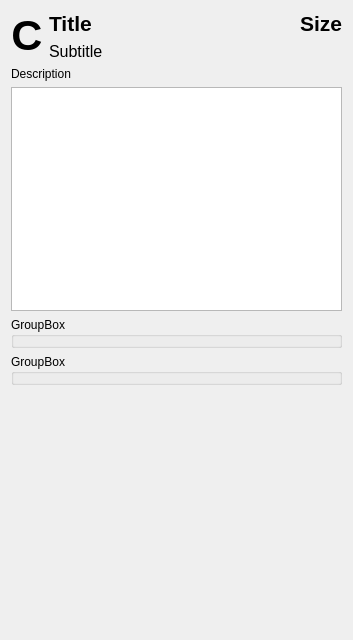
First picture: the form in src/ui/InfoDisplay.ui, repository danielhsu021202/PythonCBAS, before the edit.
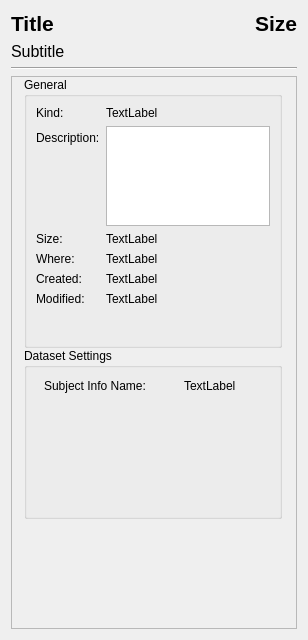
Second picture: the form after the edit.

Diff of the .ui file:
```diff
--- a/src/ui/InfoDisplay.ui
+++ b/src/ui/InfoDisplay.ui
@@ -6,44 +6,14 @@
    <rect>
     <x>0</x>
     <y>0</y>
-    <width>353</width>
+    <width>308</width>
     <height>640</height>
    </rect>
   </property>
   <property name="windowTitle">
    <string>Form</string>
   </property>
-  <layout class="QVBoxLayout" name="verticalLayout_3">
-   <item>
-    <layout class="QHBoxLayout" name="horizontalLayout_2">
-     <item alignment="Qt::AlignHCenter|Qt::AlignVCenter">
-      <widget class="QLabel" name="typeIndicatorLabel">
-       <property name="sizePolicy">
-        <sizepolicy hsizetype="Preferred" vsizetype="Preferred">
-         <horstretch>0</horstretch>
-         <verstretch>0</verstretch>
-        </sizepolicy>
-       </property>
-       <property name="minimumSize">
-        <size>
-         <width>25</width>
-         <height>0</height>
-        </size>
-       </property>
-       <property name="font">
-        <font>
-         <pointsize>32</pointsize>
-         <bold>true</bold>
-        </font>
-       </property>
-       <property name="text">
-        <string>C</string>
-       </property>
-       <property name="alignment">
-        <set>Qt::AlignCenter</set>
-       </property>
-      </widget>
-     </item>
+  <layout class="QVBoxLayout" name="verticalLayout_2">
      <item>
       <layout class="QVBoxLayout" name="verticalLayout">
        <item>
@@ -104,48 +74,197 @@
        </item>
       </layout>
      </item>
-    </layout>
-   </item>
    <item>
-    <layout class="QVBoxLayout" name="verticalLayout_2">
-     <item>
-      <widget class="QLabel" name="label_4">
-       <property name="text">
-        <string>Description</string>
+    <widget class="Line" name="line">
+     <property name="orientation">
+      <enum>Qt::Horizontal</enum>
        </property>
       </widget>
      </item>
      <item>
-      <widget class="QTextBrowser" name="descriptionTextBrowser"/>
-     </item>
-    </layout>
-   </item>
-   <item>
+    <widget class="QScrollArea" name="scrollArea">
+     <property name="widgetResizable">
+      <bool>true</bool>
+     </property>
+     <widget class="QWidget" name="scrollAreaWidgetContents">
+      <property name="geometry">
+       <rect>
+        <x>0</x>
+        <y>0</y>
+        <width>282</width>
+        <height>540</height>
+       </rect>
+      </property>
     <widget class="QGroupBox" name="groupBox">
+       <property name="geometry">
+        <rect>
+         <x>12</x>
+         <y>0</y>
+         <width>258</width>
+         <height>271</height>
+        </rect>
+       </property>
+       <property name="maximumSize">
+        <size>
+         <width>400</width>
+         <height>16777215</height>
+        </size>
+       </property>
      <property name="title">
-      <string>GroupBox</string>
-     </property>
-    </widget>
-   </item>
-   <item>
+        <string>General</string>
+       </property>
+       <layout class="QFormLayout" name="formLayout">
+        <item row="0" column="0">
+         <widget class="QLabel" name="label_2">
+          <property name="text">
+           <string>Kind:</string>
+          </property>
+         </widget>
+        </item>
+        <item row="0" column="1">
+         <widget class="QLabel" name="general_kindLabel">
+          <property name="text">
+           <string>TextLabel</string>
+          </property>
+         </widget>
+        </item>
+        <item row="1" column="0">
+         <widget class="QLabel" name="label">
+          <property name="text">
+           <string>Description:</string>
+          </property>
+         </widget>
+        </item>
+        <item row="1" column="1">
+         <widget class="QTextBrowser" name="descriptionTextBrowser">
+          <property name="sizePolicy">
+           <sizepolicy hsizetype="Expanding" vsizetype="Maximum">
+            <horstretch>0</horstretch>
+            <verstretch>0</verstretch>
+           </sizepolicy>
+          </property>
+          <property name="minimumSize">
+           <size>
+            <width>0</width>
+            <height>50</height>
+           </size>
+          </property>
+          <property name="maximumSize">
+           <size>
+            <width>16777215</width>
+            <height>100</height>
+           </size>
+          </property>
+         </widget>
+        </item>
+        <item row="2" column="0">
+         <widget class="QLabel" name="label_4">
+          <property name="text">
+           <string>Size:</string>
+          </property>
+         </widget>
+        </item>
+        <item row="2" column="1">
+         <widget class="QLabel" name="general_sizeLabel">
+          <property name="text">
+           <string>TextLabel</string>
+          </property>
+         </widget>
+        </item>
+        <item row="3" column="0">
+         <widget class="QLabel" name="label_6">
+          <property name="text">
+           <string>Where:</string>
+          </property>
+         </widget>
+        </item>
+        <item row="3" column="1">
+         <widget class="QLabel" name="general_whereLabel">
+          <property name="text">
+           <string>TextLabel</string>
+          </property>
+          <property name="wordWrap">
+           <bool>true</bool>
+          </property>
+         </widget>
+        </item>
+        <item row="4" column="0">
+         <widget class="QLabel" name="label_7">
+          <property name="text">
+           <string>Created:</string>
+          </property>
+         </widget>
+        </item>
+        <item row="4" column="1">
+         <widget class="QLabel" name="general_createdLabel">
+          <property name="text">
+           <string>TextLabel</string>
+          </property>
+         </widget>
+        </item>
+        <item row="5" column="0">
+         <widget class="QLabel" name="label_8">
+          <property name="text">
+           <string>Modified:</string>
+          </property>
+         </widget>
+        </item>
+        <item row="5" column="1">
+         <widget class="QLabel" name="general_modifiedLabel">
+          <property name="text">
+           <string>TextLabel</string>
+          </property>
+         </widget>
+        </item>
+       </layout>
+      </widget>
     <widget class="QGroupBox" name="groupBox_2">
-     <property name="title">
-      <string>GroupBox</string>
-     </property>
-    </widget>
-   </item>
-   <item>
-    <spacer name="verticalSpacer">
-     <property name="orientation">
-      <enum>Qt::Vertical</enum>
-     </property>
-     <property name="sizeHint" stdset="0">
+       <property name="geometry">
+        <rect>
+         <x>12</x>
+         <y>271</y>
+         <width>258</width>
+         <height>171</height>
+        </rect>
+       </property>
+       <property name="maximumSize">
       <size>
-       <width>20</width>
-       <height>40</height>
-      </size>
-     </property>
-    </spacer>
+         <width>400</width>
+         <height>16777215</height>
+        </size>
+       </property>
+       <property name="title">
+        <string>Dataset Settings</string>
+       </property>
+       <widget class="QLabel" name="label_3">
+        <property name="geometry">
+         <rect>
+          <x>20</x>
+          <y>30</y>
+          <width>121</width>
+          <height>16</height>
+         </rect>
+        </property>
+        <property name="text">
+         <string>Subject Info Name:</string>
+        </property>
+       </widget>
+       <widget class="QLabel" name="label_5">
+        <property name="geometry">
+         <rect>
+          <x>160</x>
+          <y>30</y>
+          <width>58</width>
+          <height>16</height>
+         </rect>
+        </property>
+        <property name="text">
+         <string>TextLabel</string>
+        </property>
+       </widget>
+      </widget>
+     </widget>
+    </widget>
    </item>
   </layout>
  </widget>
```
Lines whose indentation alone changed are shown as unchanged.
